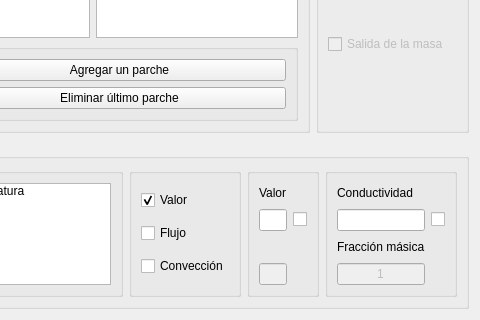
Before: the Qt Designer form bordes_window/ui/bordes_window.ui in luisdavidrodm/PrePRODIC3D, drawn with Qt 5; both pictures show x 82 to 562 and y 253 to 573 of the 562 by 573 pixel window.
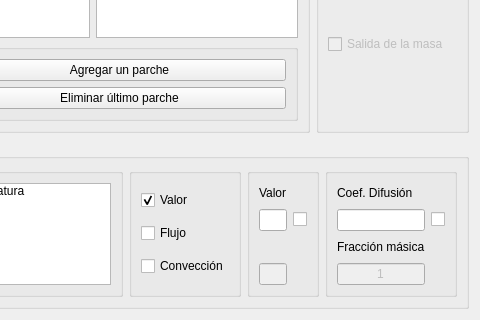
After: the same form once the commit is applied. Icons and pictures are not drawn.

```diff
--- a/bordes_window/ui/bordes_window.ui
+++ b/bordes_window/ui/bordes_window.ui
@@ -133,7 +133,7 @@
          <item row="0" column="0">
           <widget class="QLabel" name="label">
            <property name="text">
-            <string>Conductividad</string>
+            <string>Coef. Difusión</string>
            </property>
           </widget>
          </item>
```
Left out of the diff: 2 changed lines with no effect on the pictures.
